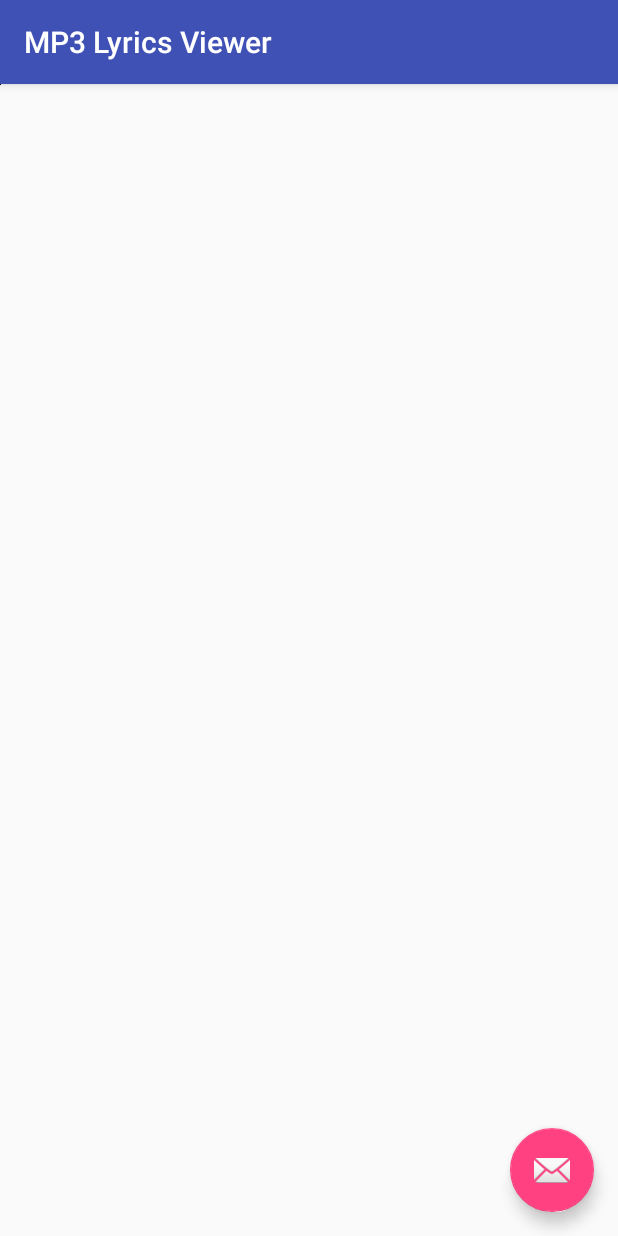
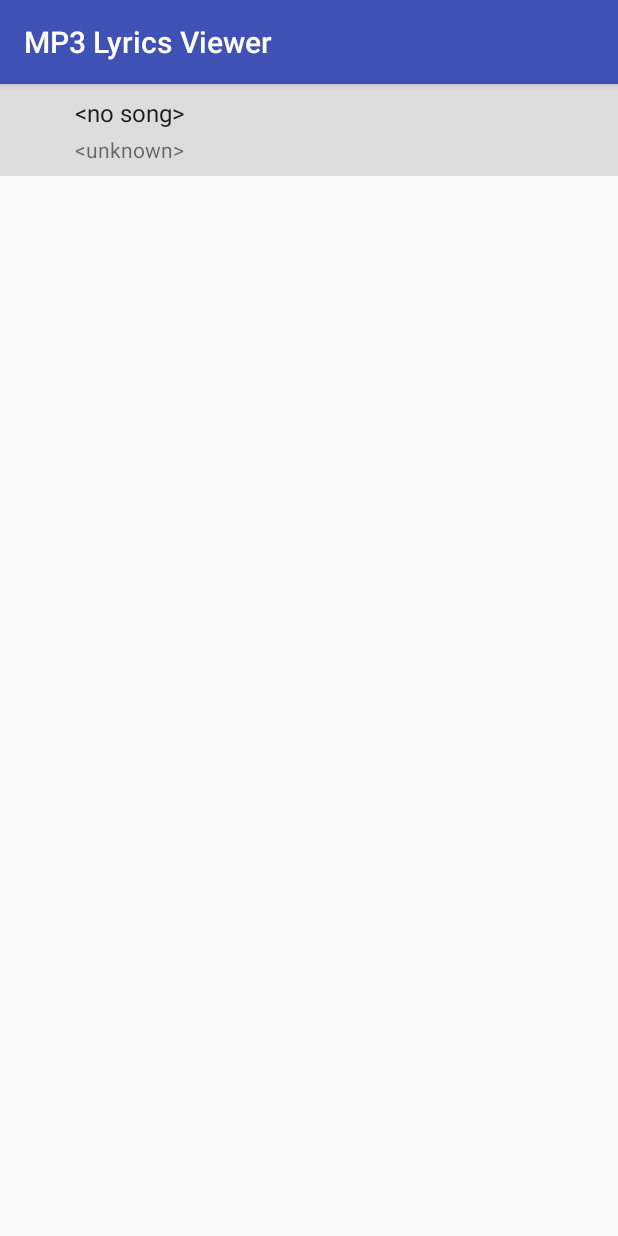
Before and after one commit to mnvsngv/lyrics-viewer-android, an Android app: the screen it shows after launch (SongListActivity), on a phone screen of 412 x 824 dp. Run offline under Robolectric (Android 15) with nearby library versions, the phone set to English and light mode, and no system bars; our stand-ins replace Picasso; pictures from the network do not load.

Commit message:
Configuring BroadcastReceiver to get notifications in background

```diff
--- a/app/build.gradle
+++ b/app/build.gradle
@@ -27,5 +27,6 @@ dependencies {
     compile 'com.android.support:support-v4:25.2.0'
     compile 'com.android.support:recyclerview-v7:25.2.0'
     compile 'com.android.support:design:25.2.0'
+    compile 'com.squareup.picasso:picasso:2.5.2'
     testCompile 'junit:junit:4.12'
 }
--- a/app/src/main/java/com/lyricsviewer/SongListActivity.java
+++ b/app/src/main/java/com/lyricsviewer/SongListActivity.java
@@ -1,16 +1,10 @@
 package com.lyricsviewer;
 
-import android.content.BroadcastReceiver;
 import android.content.ContentResolver;
-import android.content.Context;
-import android.content.Intent;
 import android.content.IntentFilter;
 import android.database.Cursor;
 import android.database.CursorJoiner;
-import android.graphics.Bitmap;
-import android.graphics.BitmapFactory;
 import android.net.Uri;
-import android.os.AsyncTask;
 import android.os.Bundle;
 import android.provider.MediaStore;
 import android.support.annotation.NonNull;
@@ -19,19 +13,20 @@ import android.support.v7.widget.RecyclerView;
 import android.support.v7.widget.Toolbar;
 import android.support.design.widget.FloatingActionButton;
 import android.support.design.widget.Snackbar;
-import android.util.Log;
 import android.view.LayoutInflater;
 import android.view.View;
 import android.view.ViewGroup;
 import android.widget.ImageView;
 import android.widget.TextView;
-import android.widget.Toast;
 
 
 import com.lyricsviewer.codecomputerlove.fastrecyclerviewdemo.FastScrollRecyclerViewInterface;
 import com.lyricsviewer.codecomputerlove.fastrecyclerviewdemo.FastScrollRecyclerViewItemDecoration;
+import com.lyricsviewer.decoration.SimpleDividerItemDecoration;
 import com.lyricsviewer.song.SongContent;
+import com.squareup.picasso.Picasso;
 
+import java.io.File;
 import java.util.Collections;
 import java.util.HashMap;
 import java.util.LinkedHashMap;
@@ -52,8 +47,7 @@ public class SongListActivity extends AppCompatActivity {
      * device.
      */
     private boolean mTwoPane;
-    private static RecyclerView recyclerView;
-    private boolean isBound = false;
+    public static View nowPlaying;
 
     @Override
     protected void onCreate(Bundle savedInstanceState) {
@@ -64,19 +58,18 @@ public class SongListActivity extends AppCompatActivity {
         setSupportActionBar(toolbar);
         toolbar.setTitle(getTitle());
 
-        FloatingActionButton fab = (FloatingActionButton) findViewById(R.id.fab);
-        fab.setOnClickListener(new View.OnClickListener() {
-            @Override
-            public void onClick(View view) {
-                Snackbar.make(view, "Replace with your own action", Snackbar.LENGTH_LONG)
-                        .setAction("Action", null).show();
-            }
-        });
+        nowPlaying = findViewById(R.id.nowPlaying);
+        ImageView imageView = (ImageView) nowPlaying.findViewById(R.id.imageView);
+        TextView title = (TextView) nowPlaying.findViewById(R.id.title);
+        TextView artist = (TextView) nowPlaying.findViewById(R.id.artist);
 
-        View recyclerView = findViewById(R.id.song_list);
+        imageView.setImageBitmap(null);
+        title.setText("<no song>");
+        artist.setText("<unknown>");
+
+        RecyclerView recyclerView = (RecyclerView) findViewById(R.id.song_list);
         assert recyclerView != null;
-        this.recyclerView = (RecyclerView) recyclerView;
-        setupRecyclerView(this.recyclerView);
+        setupRecyclerView(recyclerView);
 
         if (findViewById(R.id.song_detail_container) != null) {
             // The detail container view will be present only in the
@@ -85,30 +78,8 @@ public class SongListActivity extends AppCompatActivity {
             // activity should be in two-pane mode.
             mTwoPane = true;
         }
-
-        IntentFilter iF = new IntentFilter();
-        iF.addAction("com.android.music.metachanged");
-        iF.addAction("com.android.music.playstatechanged");
-        iF.addAction("com.android.music.playbackcomplete");
-        iF.addAction("com.android.music.queuechanged");
-
-        registerReceiver(mReceiver, iF);
     }
 
-    private BroadcastReceiver mReceiver = new BroadcastReceiver() {
-
-        @Override
-        public void onReceive(Context context, Intent intent) {
-            String action = intent.getAction();
-            String cmd = intent.getStringExtra("command");
-            Log.v("tag ", action + " / " + cmd);
-            String artist = intent.getStringExtra("artist");
-            String album = intent.getStringExtra("album");
-            String track = intent.getStringExtra("track");
-            Log.v("tag", artist + ":" + album + ":" + track);
-            Toast.makeText(SongListActivity.this, track, Toast.LENGTH_SHORT).show();
-        }
-    };
 
     private void setupRecyclerView(@NonNull RecyclerView recyclerView) {
         if (SongContent.ITEMS.size() == 0) {
@@ -177,11 +148,12 @@ public class SongListActivity extends AppCompatActivity {
             }
 
             Collections.sort(SongContent.ITEMS);
-            new ThumbnailsUpdateTask().execute(SongContent.ITEMS.toArray(new SongContent.Song[0]));
         }
         recyclerView.setAdapter(new SimpleItemRecyclerViewAdapter(SongContent.ITEMS, calculateIndexesForName(SongContent.ITEMS)));
         FastScrollRecyclerViewItemDecoration decoration = new FastScrollRecyclerViewItemDecoration(this);
+
         recyclerView.addItemDecoration(decoration);
+        recyclerView.addItemDecoration(new SimpleDividerItemDecoration(this));
     }
 
     private HashMap<String, Integer> calculateIndexesForName(List<SongContent.Song> items) {
@@ -197,26 +169,6 @@ public class SongListActivity extends AppCompatActivity {
             }
         }
         return mapIndex;
-    }
-
-    private static class ThumbnailsUpdateTask extends AsyncTask<SongContent.Song, Integer, Integer> {
-
-        @Override
-        protected Integer doInBackground(SongContent.Song... songs) {
-            for(SongContent.Song song : SongContent.ITEMS) {
-                if(song.albumArtPath != null) {
-                    song.thumbnail = Bitmap.createScaledBitmap(BitmapFactory.decodeFile(song.albumArtPath), 200, 200, false);
-                }
-                publishProgress(5);
-            }
-            return SongContent.ITEMS.size();
-        }
-
-        @Override
-        protected void onProgressUpdate(Integer... progress) {
-            RecyclerView.Adapter adapter = recyclerView.getAdapter();
-            if(adapter != null && !recyclerView.isComputingLayout()) adapter.notifyDataSetChanged();
-        }
     }
 
     public class SimpleItemRecyclerViewAdapter
@@ -247,7 +199,12 @@ public class SongListActivity extends AppCompatActivity {
             holder.mArtistView.setText(song.artist);
             holder.mArtistView.setSelected(true);
 
-            holder.mImageView.setImageBitmap(song.thumbnail);
+            if(song.albumArtPath!= null) {
+                Picasso.with(getApplicationContext())
+                        .load(new File(song.albumArtPath))
+                        .resize(150, 150)
+                        .into(holder.mImageView);
+            }
 
             holder.mView.setOnClickListener(new View.OnClickListener() {
                 @Override
@@ -261,15 +218,10 @@ public class SongListActivity extends AppCompatActivity {
                                 .replace(R.id.song_detail_container, fragment)
                                 .commit();
                     } else {
-                        Context context = v.getContext();
-                        Intent intent = new Intent(context, SongDetailActivity.class);
-                        intent.putExtra(SongDetailFragment.ARG_ITEM_ID, holder.mItem.id);
-
-                        context.startActivity(intent);
+                        Utils.fireLyricsActivityIntent(v.getContext(), holder.mItem.id);
                     }
                 }
             });
-            isBound = true;
         }
 
         @Override
@@ -303,4 +255,5 @@ public class SongListActivity extends AppCompatActivity {
             }
         }
     }
+
 }
--- /dev/null
+++ b/app/src/main/java/com/lyricsviewer/decoration/SimpleDividerItemDecoration.java
@@ -0,0 +1,36 @@
+package com.lyricsviewer.decoration;
+
+import android.content.Context;
+import android.graphics.Canvas;
+import android.graphics.drawable.Drawable;
+import android.support.v7.widget.RecyclerView;
+import android.view.View;
+
+import com.lyricsviewer.R;
+
+public class SimpleDividerItemDecoration extends RecyclerView.ItemDecoration {
+    private Drawable mDivider;
+
+    public SimpleDividerItemDecoration(Context context) {
+        mDivider = context.getResources().getDrawable(R.drawable.line_divider);
+    }
+
+    @Override
+    public void onDrawOver(Canvas c, RecyclerView parent, RecyclerView.State state) {
+        int left = parent.getPaddingLeft();
+        int right = parent.getWidth() - parent.getPaddingRight();
+
+        int childCount = parent.getChildCount();
+        for (int i = 0; i < childCount; i++) {
+            View child = parent.getChildAt(i);
+
+            RecyclerView.LayoutParams params = (RecyclerView.LayoutParams) child.getLayoutParams();
+
+            int top = child.getBottom() + params.bottomMargin;
+            int bottom = top + mDivider.getIntrinsicHeight();
+
+            mDivider.setBounds(left, top, right, bottom);
+            mDivider.draw(c);
+        }
+    }
+}
--- a/app/src/main/java/com/lyricsviewer/song/SongContent.java
+++ b/app/src/main/java/com/lyricsviewer/song/SongContent.java
@@ -25,7 +25,6 @@ public class SongContent {
         public final String filePath;
         public final long albumId;
         public final String albumArtPath;
-        public Bitmap thumbnail;
 
         public Song(String id, String title, String artist, String filePath, long albumId, String albumArtPath) {
             this.id = id;
--- /dev/null
+++ b/app/src/main/res/drawable/line_divider.xml
@@ -0,0 +1,11 @@
+<?xml version="1.0" encoding="utf-8"?>
+<shape xmlns:android="http://schemas.android.com/apk/res/android"
+    android:shape="rectangle">
+
+    <size
+        android:width="1dp"
+        android:height="1dp" />
+
+    <solid android:color="@color/colorPrimaryDark" />
+
+</shape>
--- a/app/src/main/res/layout/activity_song_list.xml
+++ b/app/src/main/res/layout/activity_song_list.xml
@@ -30,7 +30,8 @@
             android:id="@+id/nowPlaying"
             android:layout_width="match_parent"
             android:layout_height="wrap_content"
-            android:layout_below="@+id/app_bar">
+            android:layout_below="@+id/app_bar"
+            android:background="#dddddd">
 
             <include
                 layout="@layout/song_list_content"
@@ -52,13 +53,5 @@
         </FrameLayout>
     </RelativeLayout>
 
-    <android.support.design.widget.FloatingActionButton
-        android:id="@+id/fab"
-        android:layout_width="wrap_content"
-        android:layout_height="wrap_content"
-        android:layout_gravity="bottom|end"
-        android:layout_margin="@dimen/fab_margin"
-        app:srcCompat="@android:drawable/ic_dialog_email" />
-
 
 </android.support.design.widget.CoordinatorLayout>
--- a/app/src/main/res/layout/song_list_content.xml
+++ b/app/src/main/res/layout/song_list_content.xml
@@ -8,6 +8,7 @@
         android:id="@+id/imageView"
         android:layout_width="wrap_content"
         android:layout_height="wrap_content"
+        android:layout_margin="25px"
         android:contentDescription="@string/emptyImageDescription"
         android:scaleType="fitXY"
         app:srcCompat="@android:color/background_dark" />
```
Also changed, not shown: app/src/main/AndroidManifest.xml (+14 -2 lines), app/src/main/java/com/lyricsviewer/Utils.java (added, +27 -0 lines), app/src/main/java/com/lyricsviewer/receiver/MusicBroadcastReceiver.java (added, +81 -0 lines), app/src/main/app_icon-web.png (added), app/src/main/res/drawable-hdpi/ic_stat_icon.png (added), app/src/main/res/drawable-mdpi/ic_stat_icon.png (added), app/src/main/res/drawable-xhdpi/ic_stat_icon.png (added), app/src/main/res/drawable-xxhdpi/ic_stat_icon.png (added).
